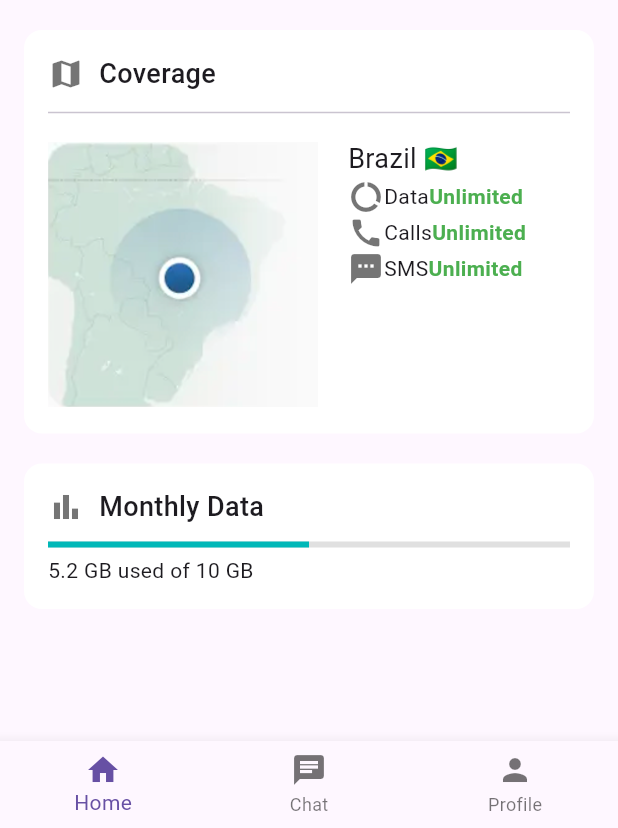
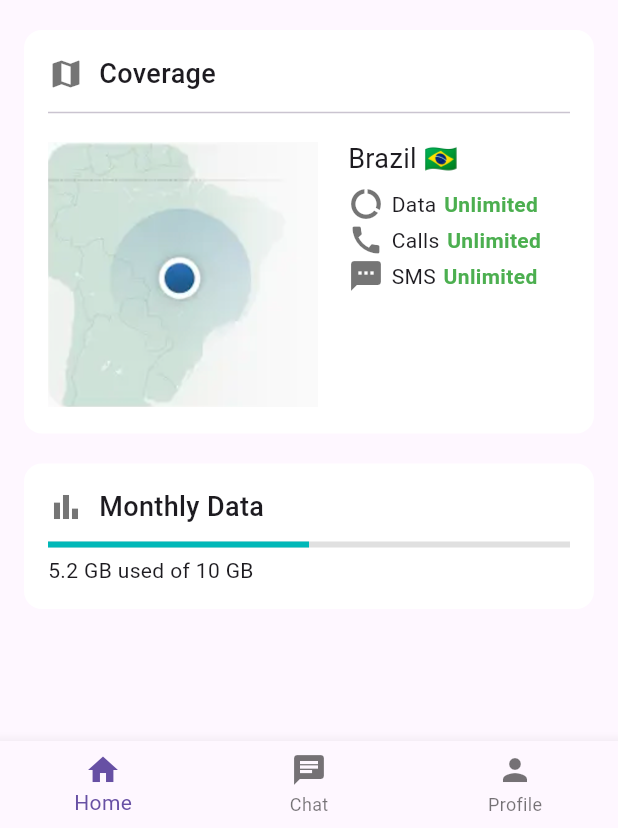
Before and after one commit to JoeDareZone/signalsync, a Flutter app: the screen it shows after launch, on a phone screen of 412 x 824 dp, the part 408-1236 px from its top. Run offline on Flutter 3.47's test engine with Material 3 defaults, Android fonts, the phone set to English and light mode, and no system bars; our stand-ins replace firebase_auth, firebase_core, google_fonts, google_sign_in, lottie, smooth_page_indicator; accounts and stored records are empty; statements that could not run were skipped.

Commit message:
fix: :bug: Fix UI bug by replacing Wrap with Column

```diff
--- a/lib/main.dart
+++ b/lib/main.dart
@@ -15,6 +15,8 @@ void main() async {
 }
 
 class MyApp extends StatelessWidget {
+  const MyApp({super.key});
+
   @override
   Widget build(BuildContext context) {
     return MaterialApp(
--- a/lib/screens/auth/login_page.dart
+++ b/lib/screens/auth/login_page.dart
@@ -158,7 +158,7 @@ class _LoginPageState extends State<LoginPage> {
                   ),
                   SizedBox(width: 25),
                   SquareTile(
-                    onTap: () => print('hi'),
+                    onTap: () => (),
                     imagePath: 'lib/assets/apple.png',
                   ),
                 ],
--- a/lib/screens/navigation/home_page.dart
+++ b/lib/screens/navigation/home_page.dart
@@ -121,7 +121,6 @@ class HomePage extends StatelessWidget {
                   ),
                   Row(
                     crossAxisAlignment: CrossAxisAlignment.start,
-                    mainAxisAlignment: MainAxisAlignment.start,
                     children: [
                       Image.asset(
                         'lib/assets/map.png',
@@ -129,19 +128,21 @@ class HomePage extends StatelessWidget {
                         width: 180,
                       ),
                       SizedBox(width: 20),
-                      Wrap(
-                        // spacing: 25,
-                        direction: Axis.vertical,
+                      Column(
+                        crossAxisAlignment: CrossAxisAlignment.start,
                         children: [
                           Text(
                             'Brazil 🇧🇷',
                             style: TextStyle(fontSize: 18),
                           ),
+                          SizedBox(height: 5),
                           Row(
+                            mainAxisSize: MainAxisSize.min,
                             children: [
                               Icon(Icons.data_usage, color: AppColors.grey),
+                              SizedBox(width: 5),
                               Text('Data'),
-                              Spacer(),
+                              SizedBox(width: 5),
                               Text('Unlimited',
                                   style: TextStyle(
                                       color: AppColors.primaryGreen,
@@ -149,9 +150,12 @@ class HomePage extends StatelessWidget {
                             ],
                           ),
                           Row(
+                            mainAxisSize: MainAxisSize.min,
                             children: [
                               Icon(Icons.call, color: AppColors.grey),
+                              SizedBox(width: 5),
                               Text('Calls'),
+                              SizedBox(width: 5),
                               Text('Unlimited',
                                   style: TextStyle(
                                       color: AppColors.primaryGreen,
@@ -159,9 +163,12 @@ class HomePage extends StatelessWidget {
                             ],
                           ),
                           Row(
+                            mainAxisSize: MainAxisSize.min,
                             children: [
                               Icon(Icons.sms, color: AppColors.grey),
+                              SizedBox(width: 5),
                               Text('SMS'),
+                              SizedBox(width: 5),
                               Text('Unlimited',
                                   style: TextStyle(
                                       color: AppColors.primaryGreen,
--- a/lib/services/auth/auth_service.dart
+++ b/lib/services/auth/auth_service.dart
@@ -12,7 +12,6 @@ class AuthService {
       final GoogleSignInAccount? gUser = await _googleSignIn.signIn();
 
       if (gUser == null) {
-        print('Sign-in canceled by the user.');
         return null;
       }
 
@@ -33,7 +32,7 @@ class AuthService {
         );
       }
     } catch (e) {
-      print('Sign-in error: $e');
+      return null;
     }
   }
 
```
Also changed, not shown: 1 other file.
